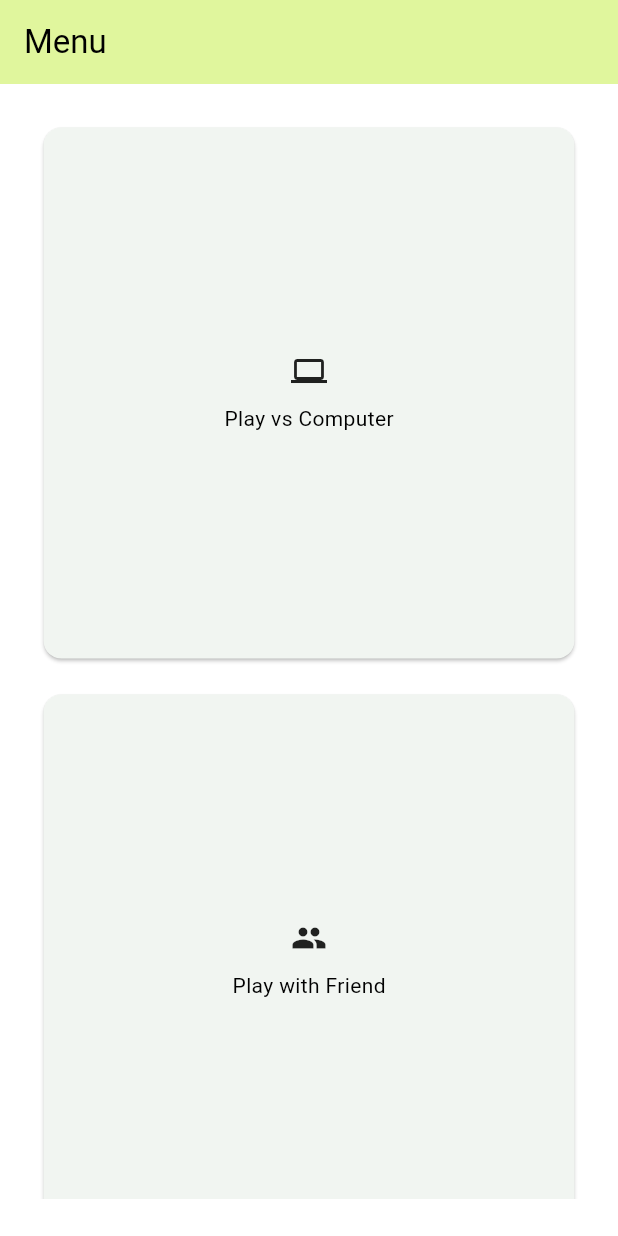
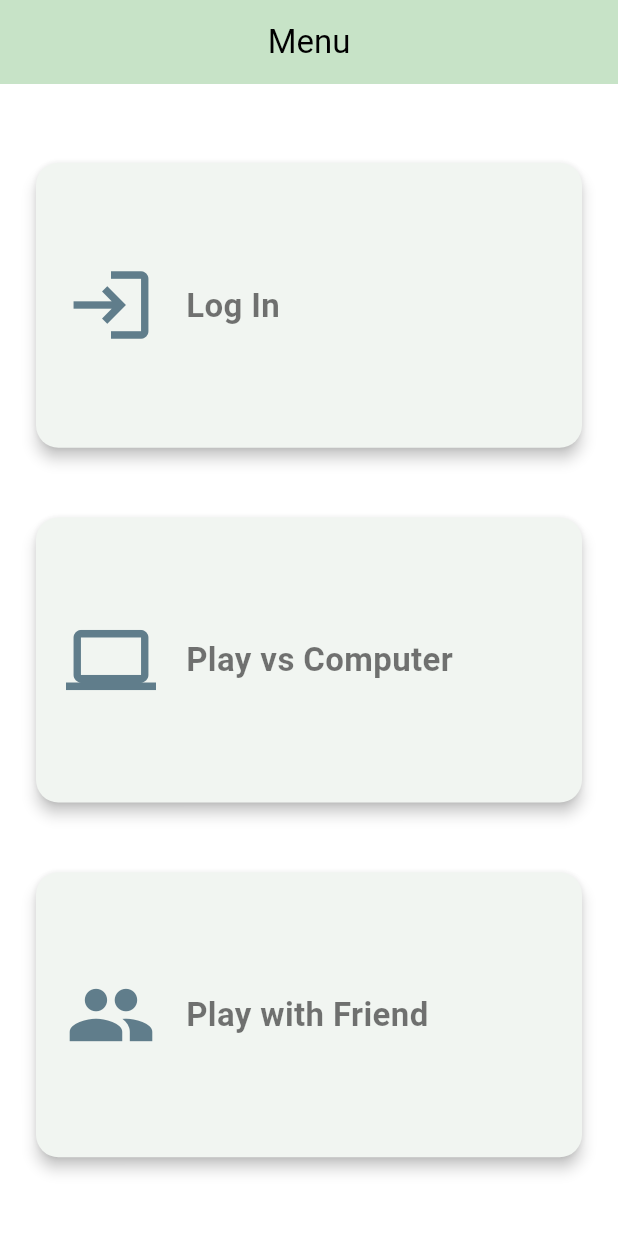
Before and after one commit to SsandraK/Chess, a Flutter app: the screen it shows after launch, on a phone screen of 412 x 824 dp. Run offline on Flutter 3.47's test engine with Material 3 defaults, Android fonts, the phone set to English and light mode, and no system bars; missing offline and left inert: bishop, square_bishop, squares.

```diff
--- a/lib/providers/game_provider.dart
+++ b/lib/providers/game_provider.dart
@@ -3,7 +3,6 @@ import 'package:flutter/material.dart';
 import 'package:bishop/bishop.dart' as bishop;
 import 'package:squares/squares.dart';
 import 'package:square_bishop/square_bishop.dart';
-import 'dart:math';
 
 class GameProvider extends ChangeNotifier {
   late bishop.Game _game = bishop.Game(variant: bishop.Variant.standard());
--- a/lib/screens/game_screen.dart
+++ b/lib/screens/game_screen.dart
@@ -96,7 +96,7 @@ bool _handleGameOver(GameProvider gameProvider) {
           icon: const Icon(Icons.arrow_back),
         ),
         title: const Text('Chess'),
-        backgroundColor: const Color.fromARGB(255, 224, 246, 157),
+        backgroundColor: const Color.fromARGB(255, 199, 227, 199),
         actions: [
           IconButton(
             onPressed: gameProvider.flipTheBoard, // Flip the board
--- a/lib/screens/menu_screen.dart
+++ b/lib/screens/menu_screen.dart
@@ -1,5 +1,7 @@
 import 'package:chess/providers/game_provider.dart';
 import 'package:chess/screens/game_screen.dart';
+import 'package:chess/screens/login_screen.dart';
+import 'package:chess/widgets/menucard_widget.dart';
 import 'package:flutter/material.dart';
 import 'package:provider/provider.dart';
 
@@ -16,20 +18,28 @@ class _MenuScreenState extends State<MenuScreen> {
   final gameProvider = context.read<GameProvider>();
   return Scaffold(
     appBar: AppBar(
-        backgroundColor: const Color.fromARGB(255, 224, 246, 157),
+      backgroundColor: const Color.fromARGB(255, 199, 227, 199),
       title: const Text('Menu'),
+       centerTitle: true,
     ),
     body: Padding(
-        padding: const EdgeInsets.all(25.0),
-        child: GridView.count(
-          shrinkWrap: true,
-          crossAxisCount: 1,
-          mainAxisSpacing: 16.0,
-          crossAxisSpacing: 16.0,
+      padding: const EdgeInsets.symmetric(horizontal: 20.0, vertical: 10.0),
+      child: Column(
+        mainAxisAlignment: MainAxisAlignment.spaceEvenly, // Space cards evenly
         children: [
-            Card(
-              color: const Color.fromARGB(255, 241, 245, 241),
-              child: InkWell(
+       MenuCard(
+            icon: Icons.login_outlined,
+            label: 'Log In',
+            onTap: () {
+              Navigator.push(
+                context,
+                MaterialPageRoute(builder: (context) => const LoginScreen()),
+              );
+            },
+          ),
+        MenuCard(
+            icon: Icons.computer,
+            label: 'Play vs Computer',
             onTap: () {
               gameProvider.setVsComputer(value: true);
               Navigator.push(
@@ -37,19 +47,10 @@ class _MenuScreenState extends State<MenuScreen> {
                 MaterialPageRoute(builder: (context) => const GameScreen()),
               );
             },
-                child: const Column(
-                  mainAxisAlignment: MainAxisAlignment.center,
-                  children: [
-                    Icon(Icons.computer),
-                    SizedBox(height: 10),
-                    Text('Play vs Computer'),
-                  ],
           ),
-              ),
-            ),
-            Card(
-              color: const Color.fromARGB(255, 241, 245, 241),
-              child: InkWell(
+          MenuCard(
+            icon: Icons.people,
+            label: 'Play with Friend',
             onTap: () {
               gameProvider.setVsComputer(value: false);
               // Navigate to another screen
@@ -59,15 +60,6 @@ class _MenuScreenState extends State<MenuScreen> {
               //       builder: (context) => const FriendGameScreen()),
               // );
             },
-                child: const Column(
-                  mainAxisAlignment: MainAxisAlignment.center,
-                  children: [
-                    Icon(Icons.people),
-                    SizedBox(height: 10),
-                    Text('Play with Friend'),
-                  ],
-                ),
-              ),
           ),
         ],
       ),
--- /dev/null
+++ b/lib/widgets/menucard_widget.dart
@@ -0,0 +1,48 @@
+import 'package:flutter/material.dart';
+
+class MenuCard extends StatelessWidget {
+  final IconData icon;
+  final String label;
+  final VoidCallback onTap;
+
+  const MenuCard({
+    super.key,
+    required this.icon,
+    required this.label,
+    required this.onTap,
+  });
+
+  @override
+  Widget build(BuildContext context) {
+    return Card(
+      color: const Color.fromARGB(255, 241, 245, 241),
+      elevation: 4,
+      shape: RoundedRectangleBorder(
+        borderRadius: BorderRadius.circular(15),
+      ),
+      child: InkWell(
+        onTap: onTap,
+        child: SizedBox(
+          height: 190,
+          child: Padding(
+            padding: const EdgeInsets.symmetric(horizontal: 20.0, vertical: 10.0),
+            child: Row(
+              children: [
+                Icon(icon, size: 60, color: Colors.blueGrey),
+                const SizedBox(width: 20),
+                Text(
+                  label,
+                  style: const TextStyle(
+                    fontSize: 22,
+                    fontWeight: FontWeight.bold,
+                    color: Colors.black54,
+                  ),
+                ),
+              ],
+            ),
+          ),
+        ),
+      ),
+    );
+  }
+}
```
Also changed, not shown: lib/screens/login_screen.dart (added, +99 -0 lines). Lines whose indentation alone changed are shown as unchanged.
